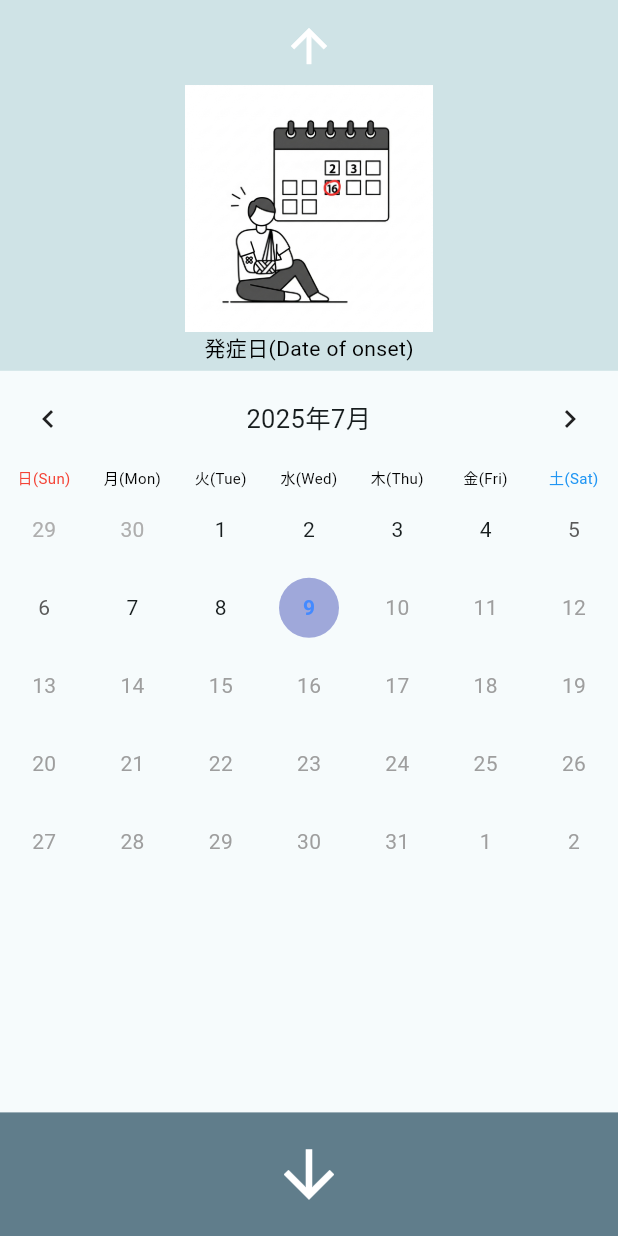
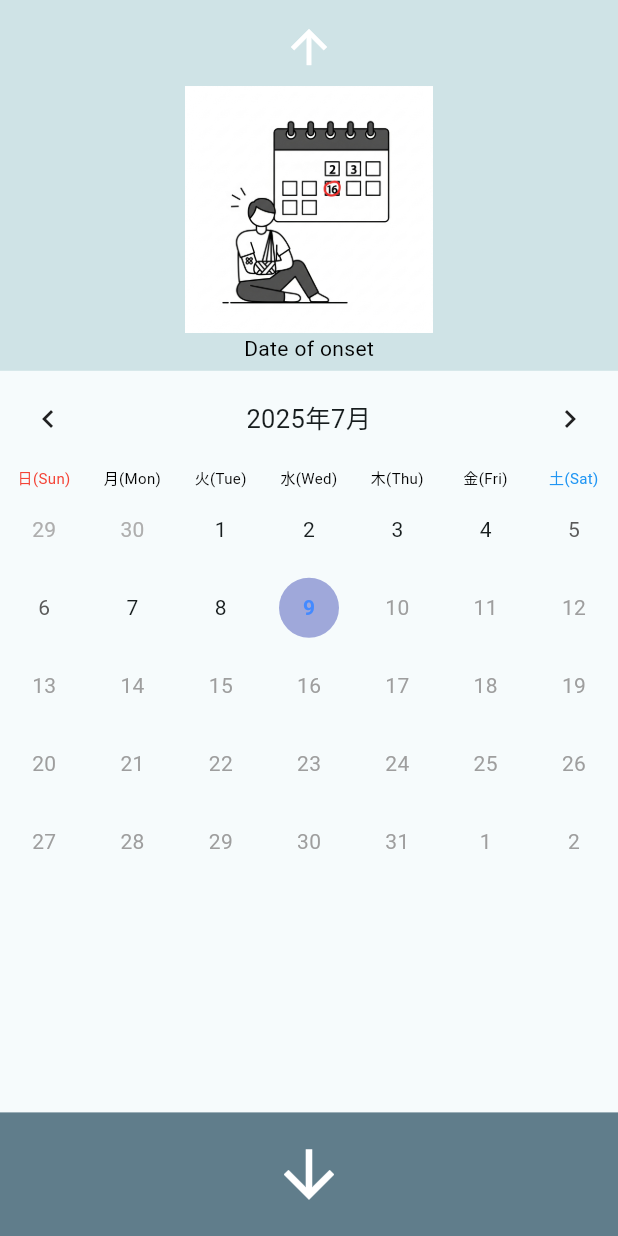
Before and after one commit to HiromuYamana/MIECAL, a Flutter app: the DatePage screen opened by its route, on a phone screen of 412 x 824 dp. Run offline on Flutter 3.47's test engine with Material 3 defaults, Android fonts, the phone set to English and light mode, and no system bars; drawn by our look-alikes of table_calendar; our stand-ins replace cloud_firestore, firebase_auth, firebase_core, qr_flutter; missing offline and left inert: dart:html; accounts and stored records are empty.

Commit message:
多言語進めた2

```diff
--- a/lib/l10n/app_en.arb
+++ b/lib/l10n/app_en.arb
@@ -30,5 +30,7 @@
   "partBack": "Back",
   "partButtocks": "Buttocks",
 
-  "choosingTheLevelofPain": "Choosing the level of pain"
+  "dateOfOnset": "Date of onset",
+
+  "choosingTheLevelOfPain": "Choosing the level of pain"
 }
--- a/lib/l10n/app_ja.arb
+++ b/lib/l10n/app_ja.arb
@@ -29,6 +29,7 @@
   "partNape": "項",
   "partBack": "背中",
   "partButtocks": "臀部",
+  "dateOfOnset": "発症日",
 
-  "choosingTheLevelofPain": "程度の選択"
+  "choosingTheLevelOfPain": "程度の選択"
 }
--- a/lib/l10n/app_localizations.dart
+++ b/lib/l10n/app_localizations.dart
@@ -263,11 +263,17 @@ abstract class AppLocalizations {
   /// **'Buttocks'**
   String get partButtocks;
 
-  /// No description provided for @choosingTheLevelofPain.
+  /// No description provided for @dateOfOnset.
+  ///
+  /// In en, this message translates to:
+  /// **'Date of onset'**
+  String get dateOfOnset;
+
+  /// No description provided for @choosingTheLevelOfPain.
   ///
   /// In en, this message translates to:
   /// **'Choosing the level of pain'**
-  String get choosingTheLevelofPain;
+  String get choosingTheLevelOfPain;
 }
 
 class _AppLocalizationsDelegate extends LocalizationsDelegate<AppLocalizations> {
--- a/lib/l10n/app_localizations_en.dart
+++ b/lib/l10n/app_localizations_en.dart
@@ -93,5 +93,8 @@ class AppLocalizationsEn extends AppLocalizations {
   String get partButtocks => 'Buttocks';
 
   @override
-  String get choosingTheLevelofPain => 'Choosing the level of pain';
+  String get dateOfOnset => 'Date of onset';
+
+  @override
+  String get choosingTheLevelOfPain => 'Choosing the level of pain';
 }
--- a/lib/l10n/app_localizations_ja.dart
+++ b/lib/l10n/app_localizations_ja.dart
@@ -93,5 +93,8 @@ class AppLocalizationsJa extends AppLocalizations {
   String get partButtocks => '臀部';
 
   @override
-  String get choosingTheLevelofPain => '程度の選択';
+  String get dateOfOnset => '発症日';
+
+  @override
+  String get choosingTheLevelOfPain => '程度の選択';
 }
--- a/lib/personal_information_page.dart
+++ b/lib/personal_information_page.dart
@@ -2,7 +2,6 @@ import 'package:flutter/material.dart';
 import 'package:firebase_auth/firebase_auth.dart';
 import 'package:cloud_firestore/cloud_firestore.dart';
 import 'package:miecal/menu_page.dart';
-import 'dart:math';
 
 class PersonalInformationPage extends StatefulWidget {
   const PersonalInformationPage({super.key});
--- a/lib/questionnaire.dart
+++ b/lib/questionnaire.dart
@@ -283,7 +283,7 @@ class QuestionnairePage extends StatelessWidget {
                                     style: const TextStyle(fontSize: 16),
                                   ),
                                 );
-                              }).toList(),
+                              }),
                             ],
                           ),
                         ),
--- a/lib/registar_page.dart
+++ b/lib/registar_page.dart
@@ -1,6 +1,5 @@
 import 'package:flutter/material.dart';
 import 'package:firebase_auth/firebase_auth.dart';
-import 'package:cloud_firestore/cloud_firestore.dart';
 
 class RegisterPage extends StatefulWidget {
   const RegisterPage({super.key});
--- a/lib/suffer_level.dart
+++ b/lib/suffer_level.dart
@@ -80,7 +80,7 @@ class _SufferLevelPageState extends State<SufferLevelPage> {
                       },
                     ),
                     Text(
-                      loc.choosingTheLevelofPain,
+                      loc.choosingTheLevelOfPain,
                       style: const TextStyle(
                         color: Colors.black,
                         fontSize: 20,
--- a/lib/table_calendar.dart
+++ b/lib/table_calendar.dart
@@ -2,11 +2,13 @@ import 'package:flutter/material.dart';
 import 'package:miecal/suffer_level.dart'; // SufferLevelPage をインポート
 import 'package:table_calendar/table_calendar.dart';
 import 'package:miecal/vertical_slide_page.dart';
+import 'package:miecal/l10n/app_localizations.dart';
 
 class DatePage extends StatefulWidget {
   // DatePage が以前のページからデータを受け取る必要があればここに追加します
   final String? symptom; // 例えば SymptomPage から症状を受け取る場合
   final String? affectedArea; // 例えば AffectedAreaPage から患部を受け取る場合
+
 
   const DatePage({super.key, this.symptom, this.affectedArea});
 
@@ -27,19 +29,12 @@ class _DatePageState extends State<DatePage> {
   late final DateTime _lastDay = DateTime(_now.year, _now.month + 1, 0);
 
   final List<String> _japaneseWeekdays = ['月', '火', '水', '木', '金', '土', '日'];
-  final List<String> _englishWeekdays = [
-    'Mon',
-    'Tue',
-    'Wed',
-    'Thu',
-    'Fri',
-    'Sat',
-    'Sun',
-  ];
+  final List<String> _englishWeekdays = ['Mon','Tue','Wed','Thu','Fri','Sat','Sun'];
 
   @override
   Widget build(BuildContext context) {
     final double screenHeight = MediaQuery.of(context).size.height;
+    final loc = AppLocalizations.of(context)!;
     return Scaffold(
       body: Column(
         children: [
@@ -67,9 +62,9 @@ class _DatePageState extends State<DatePage> {
                       height: screenHeight * 0.2,
                       fit: BoxFit.contain,
                     ),
-                    const Text(
-                      '発症日(Date of onset)',
-                      style: TextStyle(color: Colors.black),
+                    Text(
+                      loc.dateOfOnset,
+                      style: const TextStyle(color: Colors.black),
                     ),
                   ],
                 ),
@@ -172,8 +167,7 @@ class _DatePageState extends State<DatePage> {
                           page: SufferLevelPage(
                             selectedOnsetDay: _selectedDay, // このページで選択された日付
                             symptom: widget.symptom, // 以前のページから受け取った症状
-                            affectedArea:
-                                widget.affectedArea, // 以前のページから受け取った患部
+                            affectedArea: widget.affectedArea, // 以前のページから受け取った患部
                           ),
                         ),
                       );
--- a/lib/top_page.dart
+++ b/lib/top_page.dart
@@ -16,6 +16,7 @@ class RippledEffect extends StatefulWidget{
   const RippledEffect({super.key, this.size = 100,this.color = Colors.blue});
 
   @override
+  // ignore: library_private_types_in_public_api
   _RippleEffectState createState() => _RippleEffectState();
 }
 
```
